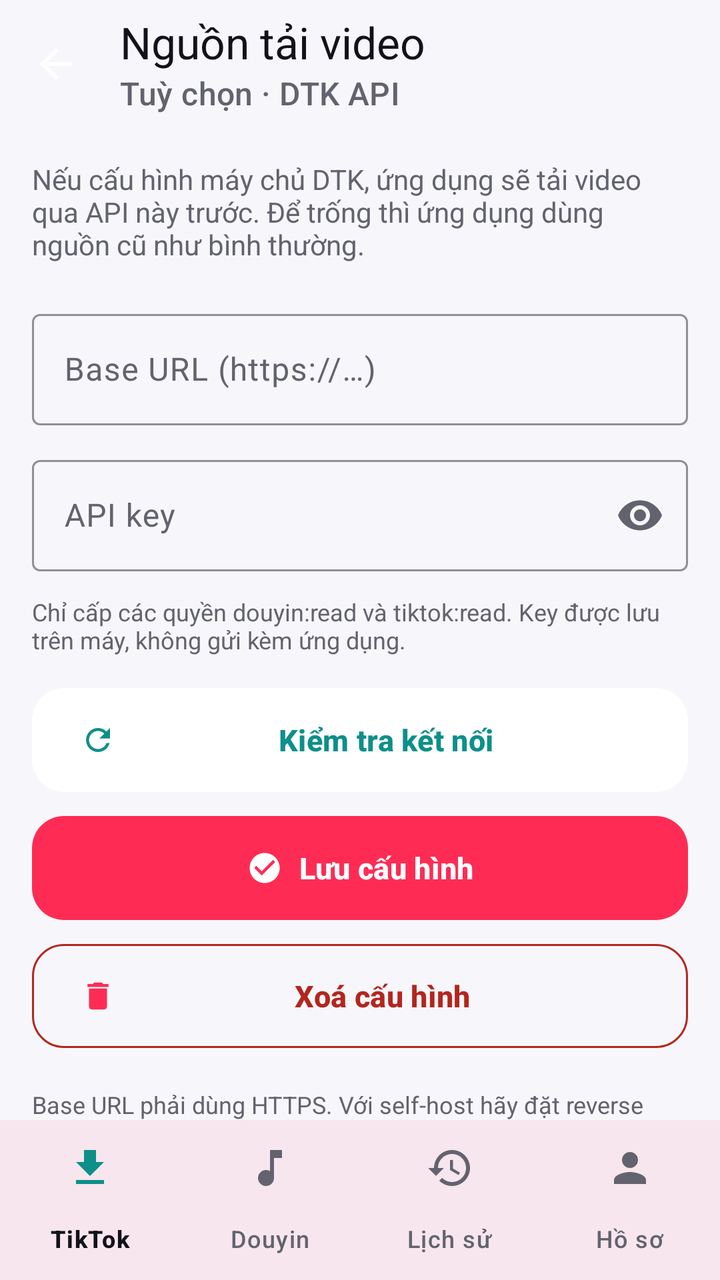
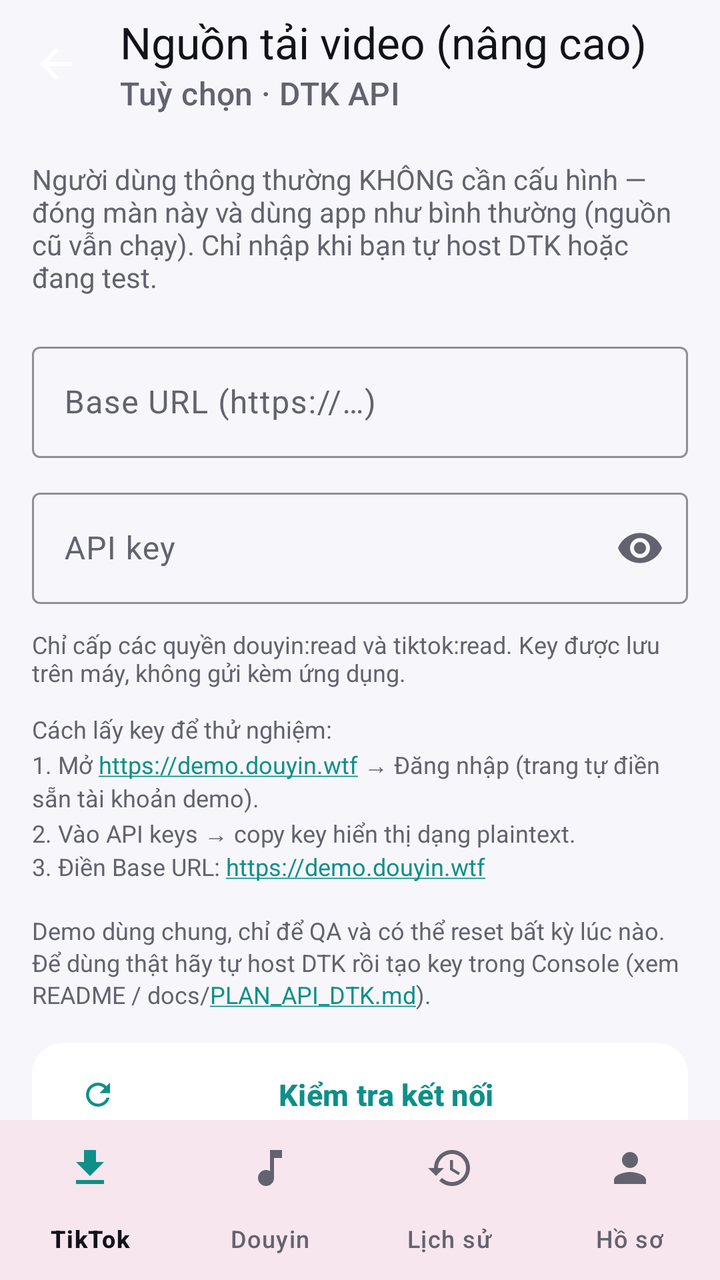

An Android layout rendered at two revisions. The XML below is the earlier revision; the diff shows what the commit changed to produce the second picture.
<!-- AndroidManifest.xml: application theme Theme.TT -->
<!-- res/layout/activity_api_settings.xml -->
<?xml version="1.0" encoding="utf-8"?>
<LinearLayout xmlns:android="http://schemas.android.com/apk/res/android"
    xmlns:app="http://schemas.android.com/apk/res-auto"
    android:layout_width="match_parent"
    android:layout_height="match_parent"
    android:background="@color/surface"
    android:orientation="vertical">

    <com.google.android.material.appbar.MaterialToolbar
        android:id="@+id/toolbar"
        android:layout_width="match_parent"
        android:layout_height="?attr/actionBarSize"
        android:background="@color/surface"
        app:navigationIcon="@drawable/ic_arrow_back"
        app:subtitle="@string/api_settings_subtitle"
        app:subtitleTextColor="@color/text_secondary"
        app:title="@string/api_settings_title"
        app:titleTextColor="@color/text_primary" />

    <androidx.core.widget.NestedScrollView
        android:layout_width="match_parent"
        android:layout_height="0dp"
        android:layout_weight="1"
        android:clipToPadding="false"
        android:padding="@dimen/space_16">

        <LinearLayout
            android:layout_width="match_parent"
            android:layout_height="wrap_content"
            android:orientation="vertical">

            <TextView
                android:layout_width="match_parent"
                android:layout_height="wrap_content"
                android:text="@string/api_settings_intro"
                android:textColor="@color/text_secondary"
                android:textSize="14sp" />

            <com.google.android.material.textfield.TextInputLayout
                android:id="@+id/tilBaseUrl"
                style="@style/Widget.Material3.TextInputLayout.OutlinedBox"
                android:layout_width="match_parent"
                android:layout_height="wrap_content"
                android:layout_marginTop="@dimen/space_20"
                android:hint="@string/api_settings_base_url"
                app:boxStrokeColor="@color/accent"
                app:endIconMode="clear_text"
                app:endIconTint="@color/text_secondary"
                app:hintTextColor="@color/accent">

                <com.google.android.material.textfield.TextInputEditText
                    android:id="@+id/etBaseUrl"
                    android:layout_width="match_parent"
                    android:layout_height="wrap_content"
                    android:inputType="textUri"
                    android:maxLines="1"
                    android:textColor="@color/text_primary" />
            </com.google.android.material.textfield.TextInputLayout>

            <com.google.android.material.textfield.TextInputLayout
                android:id="@+id/tilApiKey"
                style="@style/Widget.Material3.TextInputLayout.OutlinedBox"
                android:layout_width="match_parent"
                android:layout_height="wrap_content"
                android:layout_marginTop="@dimen/space_12"
                android:hint="@string/api_settings_api_key"
                app:boxStrokeColor="@color/accent"
                app:endIconMode="password_toggle"
                app:endIconTint="@color/text_secondary"
                app:hintTextColor="@color/accent">

                <com.google.android.material.textfield.TextInputEditText
                    android:id="@+id/etApiKey"
                    android:layout_width="match_parent"
                    android:layout_height="wrap_content"
                    android:inputType="textPassword"
                    android:maxLines="1"
                    android:textColor="@color/text_primary" />
            </com.google.android.material.textfield.TextInputLayout>

            <TextView
                android:layout_width="match_parent"
                android:layout_height="wrap_content"
                android:layout_marginTop="@dimen/space_12"
                android:text="@string/api_settings_scope_note"
                android:textColor="@color/text_secondary"
                android:textSize="12sp" />

            <TextView
                android:id="@+id/tvStatus"
                android:layout_width="match_parent"
                android:layout_height="wrap_content"
                android:layout_marginTop="@dimen/space_16"
                android:textColor="@color/text_primary"
                android:textSize="13sp"
                android:visibility="gone" />

            <com.google.android.material.button.MaterialButton
                android:id="@+id/btnTest"
                style="@style/Widget.TT.Button.Tonal"
                android:layout_width="match_parent"
                android:layout_height="wrap_content"
                android:layout_marginTop="@dimen/space_16"
                android:text="@string/api_settings_test"
                app:icon="@drawable/ic_refresh" />

            <com.google.android.material.button.MaterialButton
                android:id="@+id/btnSave"
                style="@style/Widget.TT.Button.Primary"
                android:layout_width="match_parent"
                android:layout_height="wrap_content"
                android:layout_marginTop="@dimen/space_12"
                android:text="@string/api_settings_save"
                app:icon="@drawable/ic_check_circle" />

            <com.google.android.material.button.MaterialButton
                android:id="@+id/btnClear"
                style="@style/Widget.TT.Button.Danger"
                android:layout_width="match_parent"
                android:layout_height="wrap_content"
                android:layout_marginTop="@dimen/space_12"
                android:text="@string/api_settings_clear"
                app:icon="@drawable/ic_delete" />

            <TextView
                android:layout_width="match_parent"
                android:layout_height="wrap_content"
                android:layout_marginTop="@dimen/space_20"
                android:text="@string/api_settings_footer"
                android:textColor="@color/text_secondary"
                android:textSize="12sp" />
        </LinearLayout>
    </androidx.core.widget.NestedScrollView>

    <com.google.android.material.bottomnavigation.BottomNavigationView
        android:id="@+id/bottomNav"
        android:layout_width="match_parent"
        android:layout_height="wrap_content"
        android:background="@color/surface"
        app:labelVisibilityMode="labeled"
        app:menu="@menu/menu_bottom" />
</LinearLayout>
<!-- resources referenced by this layout -->
<resources>
  <color name="accent">#FF0E8F8A</color>
  <color name="surface">#FFF7F7FB</color>
  <color name="text_primary">#FF12121A</color>
  <color name="text_secondary">#FF63636F</color>
  <dimen name="space_12">12dp</dimen>
  <dimen name="space_16">16dp</dimen>
  <dimen name="space_20">20dp</dimen>
  <!-- drawable ic_arrow_back (drawable) -->
  <vector xmlns:android="http://schemas.android.com/apk/res/android"
      android:width="24dp"
      android:height="24dp"
      android:viewportWidth="24"
      android:viewportHeight="24">
      <path
          android:fillColor="#FFFFFFFF"
          android:pathData="M20,11H7.83l5.59,-5.59L12,4l-8,8 8,8 1.41,-1.41L7.83,13H20v-2z" />
  </vector>
  <!-- drawable ic_check_circle (drawable) -->
  <vector xmlns:android="http://schemas.android.com/apk/res/android"
      android:width="24dp"
      android:height="24dp"
      android:viewportWidth="24"
      android:viewportHeight="24">
      <path
          android:fillColor="#FFFFFFFF"
          android:pathData="M12,2C6.48,2 2,6.48 2,12s4.48,10 10,10 10,-4.48 10,-10S17.52,2 12,2zM10,17l-5,-5 1.41,-1.41L10,14.17l7.59,-7.59L19,8l-9,9z" />
  </vector>
  <!-- drawable ic_delete (drawable) -->
  <vector xmlns:android="http://schemas.android.com/apk/res/android"
      android:width="24dp"
      android:height="24dp"
      android:viewportWidth="24"
      android:viewportHeight="24">
      <path
          android:fillColor="#FFFFFFFF"
          android:pathData="M6,19c0,1.1 0.9,2 2,2h8c1.1,0 2,-0.9 2,-2V7H6v12zM19,4h-3.5l-1,-1h-5l-1,1H5v2h14V4z" />
  </vector>
  <!-- drawable ic_refresh (drawable) -->
  <vector xmlns:android="http://schemas.android.com/apk/res/android"
      android:width="24dp"
      android:height="24dp"
      android:viewportWidth="24"
      android:viewportHeight="24">
      <path
          android:fillColor="#FFFFFFFF"
          android:pathData="M17.65,6.35C16.2,4.9 14.21,4 12,4c-4.42,0 -7.99,3.58 -7.99,8s3.57,8 7.99,8c3.73,0 6.84,-2.55 7.73,-6h-2.08c-0.82,2.33 -3.04,4 -5.65,4 -3.31,0 -6,-2.69 -6,-6s2.69,-6 6,-6c1.66,0 3.14,0.69 4.22,1.78L13,11h7V4l-2.35,2.35z" />
  </vector>
  <string name="api_settings_api_key">API key</string>
  <string name="api_settings_base_url">Base URL (https://…)</string>
  <string name="api_settings_clear">Xoá cấu hình</string>
  <string name="api_settings_footer">Base URL phải dùng HTTPS. Với self-host hãy đặt reverse proxy TLS trước cổng 8000.</string>
  <string name="api_settings_intro">Nếu cấu hình máy chủ DTK, ứng dụng sẽ tải video qua API này trước. Để trống thì ứng dụng dùng nguồn cũ như bình thường.</string>
  <string name="api_settings_save">Lưu cấu hình</string>
  <string name="api_settings_scope_note">Chỉ cấp các quyền douyin:read và tiktok:read. Key được lưu trên máy, không gửi kèm ứng dụng.</string>
  <string name="api_settings_subtitle">Tuỳ chọn · DTK API</string>
  <string name="api_settings_test">Kiểm tra kết nối</string>
  <string name="api_settings_title">Nguồn tải video</string>
  <dimen name="button_height">52dp</dimen>
  <color name="error">#FFB3261E</color>
  <dimen name="radius_medium">16dp</dimen>
  <color name="white">#FFFFFFFF</color>
  <color name="tt_red">#FFFE2C55</color>
  <color name="surface_variant">#FFFFFFFF</color>
  <color name="tt_red_soft">#1FFE2C55</color>
  <color name="tt_black">#FF0B0B12</color>
  <color name="accent_soft">#1F25F4EE</color>
  <color name="divider">#1A000000</color>
  <!-- unchanged entries left out for length: 4 -->
</resources>

<!-- the commit's change to res/layout/activity_api_settings.xml (unified diff, before → after) -->
@@ -87,6 +87,17 @@
                 android:textSize="12sp" />
 
             <TextView
+                android:layout_width="match_parent"
+                android:layout_height="wrap_content"
+                android:layout_marginTop="@dimen/space_12"
+                android:autoLink="web"
+                android:lineSpacingExtra="@dimen/space_2"
+                android:text="@string/api_settings_howto"
+                android:textColor="@color/text_secondary"
+                android:textColorLink="@color/accent"
+                android:textSize="12sp" />
+
+            <TextView
                 android:id="@+id/tvStatus"
                 android:layout_width="match_parent"
                 android:layout_height="wrap_content"
<!-- resource entries referenced after the edit -->
@@ -6,6 +6,7 @@
   <color name="text_secondary">#FF63636F</color>
   <dimen name="space_12">12dp</dimen>
   <dimen name="space_16">16dp</dimen>
+  <dimen name="space_2">2dp</dimen>
   <dimen name="space_20">20dp</dimen>
   <!-- drawable ic_arrow_back (drawable) -->
   <vector xmlns:android="http://schemas.android.com/apk/res/android"
@@ -51,12 +52,13 @@
   <string name="api_settings_base_url">Base URL (https://…)</string>
   <string name="api_settings_clear">Xoá cấu hình</string>
   <string name="api_settings_footer">Base URL phải dùng HTTPS. Với self-host hãy đặt reverse proxy TLS trước cổng 8000.</string>
-  <string name="api_settings_intro">Nếu cấu hình máy chủ DTK, ứng dụng sẽ tải video qua API này trước. Để trống thì ứng dụng dùng nguồn cũ như bình thường.</string>
+  <string name="api_settings_howto">Cách lấy key để thử nghiệm:\n1. Mở https://demo.douyin.wtf → Đăng nhập (trang tự điền sẵn tài khoản demo).\n2. Vào API keys → copy key hiển thị dạng plaintext.\n3. Điền Base URL: https://demo.douyin.wtf\n\nDemo dùng chung, chỉ để QA và có thể reset bất kỳ lúc nào. Để dùng thật hãy tự host DTK rồi tạo key trong Console (xem README / docs/PLAN_API_DTK.md).</string>
+  <string name="api_settings_intro">Người dùng thông thường KHÔNG cần cấu hình — đóng màn này và dùng app như bình thường (nguồn cũ vẫn chạy). Chỉ nhập khi bạn tự host DTK hoặc đang test.</string>
   <string name="api_settings_save">Lưu cấu hình</string>
   <string name="api_settings_scope_note">Chỉ cấp các quyền douyin:read và tiktok:read. Key được lưu trên máy, không gửi kèm ứng dụng.</string>
   <string name="api_settings_subtitle">Tuỳ chọn · DTK API</string>
   <string name="api_settings_test">Kiểm tra kết nối</string>
-  <string name="api_settings_title">Nguồn tải video</string>
+  <string name="api_settings_title">Nguồn tải video (nâng cao)</string>
   <dimen name="button_height">52dp</dimen>
   <color name="error">#FFB3261E</color>
   <dimen name="radius_medium">16dp</dimen>
